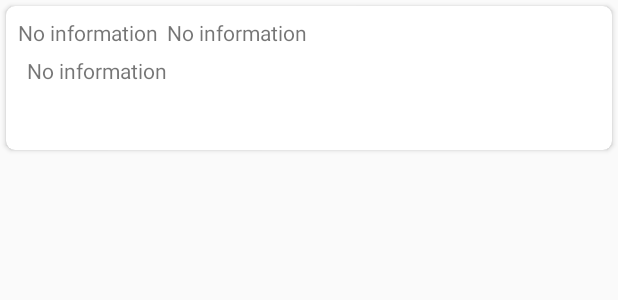
After one commit to K1ng9/testtwitterapp, an Android app: the layout item_tweet.xml on its own in the app's theme, with its tools: preview values and no code run, on a phone screen of 412 x 824 dp. The commit adds this screen. Shown: the top 300 px of the screen. Run offline under Robolectric (Android 15) with nearby library versions, the phone set to English and light mode, and no system bars.

Commit message:
add TweetAdapter, add recyclerView, update Ui

```diff
--- a/app/build.gradle
+++ b/app/build.gradle
@@ -37,6 +37,12 @@ android {
 dependencies {
     implementation fileTree(dir: 'libs', include: ['*.jar'])
     implementation 'com.android.support:appcompat-v7:26.1.0'
+
+    // CardView
+    compile 'com.android.support:cardview-v7:26.1.0'
+    // RecyclerView
+    compile 'com.android.support:recyclerview-v7:26.1.0'
+
     implementation 'com.android.support.constraint:constraint-layout:1.0.2'
     implementation 'com.android.support:design:26.1.0'
     testImplementation 'junit:junit:4.12'
--- a/app/src/main/java/com/soft/unikey/vkluchak/testtwitterapp/app/screens/main/tweets/TweetsPresenter.java
+++ b/app/src/main/java/com/soft/unikey/vkluchak/testtwitterapp/app/screens/main/tweets/TweetsPresenter.java
@@ -45,7 +45,6 @@ public class TweetsPresenter implements Presenter<TweetsMvpView> {
             @Override
             public void success(Result<List<Tweet>> list) {
                 if (list != null && list.data != null) {
-                  //  List<Tweet> tweetList;
                     if (mMvpView != null) mMvpView.currentUserTweetsList(list.data);
                 }
             }
--- /dev/null
+++ b/app/src/main/res/layout/item_tweet.xml
@@ -0,0 +1,41 @@
+<?xml version="1.0" encoding="utf-8"?>
+<android.support.v7.widget.CardView
+    xmlns:android="http://schemas.android.com/apk/res/android"
+    xmlns:card_view="http://schemas.android.com/apk/res-auto"
+    android:id="@+id/cvTweetContainer"
+    android:layout_width="match_parent"
+    android:layout_height="96dp"
+    android:layout_margin="4dp"
+    android:orientation="vertical"
+    card_view:cardCornerRadius="6dp">
+
+    <RelativeLayout
+        android:layout_width="match_parent"
+        android:layout_height="match_parent"
+        android:padding="8dp">
+
+        <TextView
+            android:layout_alignParentStart="true"
+            android:id="@+id/tvUserName"
+            android:layout_width="wrap_content"
+            android:layout_height="wrap_content"
+            android:text="@string/placeholder"/>
+
+        <TextView
+            android:layout_toEndOf="@id/tvUserName"
+            android:layout_marginStart="6dp"
+            android:id="@+id/tvCreatedAt"
+            android:layout_width="wrap_content"
+            android:layout_height="wrap_content"
+            android:text="@string/placeholder"/>
+
+        <TextView
+            android:layout_marginTop="6dp"
+            android:layout_marginStart="6dp"
+            android:layout_below="@id/tvUserName"
+            android:id="@+id/tvText"
+            android:layout_width="match_parent"
+            android:layout_height="wrap_content"
+            android:text="@string/placeholder"/>
+    </RelativeLayout>
+</android.support.v7.widget.CardView>
--- a/app/src/main/res/values/strings.xml
+++ b/app/src/main/res/values/strings.xml
@@ -5,6 +5,8 @@
     <string name="com.twitter.sdk.android.CONSUMER_KEY">CncvECzq4uBkrSzSmDAh8DphB</string>
     <string name="com.twitter.sdk.android.CONSUMER_SECRET">LXkpMgyyiBIFITlz169WwDUXfvWwYwxJ1DjJqIxn0tQC5Tzz1x</string>
 
+    <string name="placeholder">No information</string>
+
 
 
 </resources>
```
Also changed, not shown: app/src/main/java/com/soft/unikey/vkluchak/testtwitterapp/app/screens/main/MainActivity.java (+1 -13 lines), app/src/main/java/com/soft/unikey/vkluchak/testtwitterapp/app/screens/main/tweets/TweetAdapter.java (added, +85 -0 lines), app/src/main/java/com/soft/unikey/vkluchak/testtwitterapp/app/screens/main/tweets/TweetsFragment.java (+23 -6 lines), app/src/main/java/com/soft/unikey/vkluchak/testtwitterapp/app/utils/DateConverterUtils.java (added, +55 -0 lines), app/src/main/java/com/soft/unikey/vkluchak/testtwitterapp/app/utils/TextViewUtils.java (added, +34 -0 lines), app/src/main/res/layout/fragment_main.xml (+7 -10 lines).
